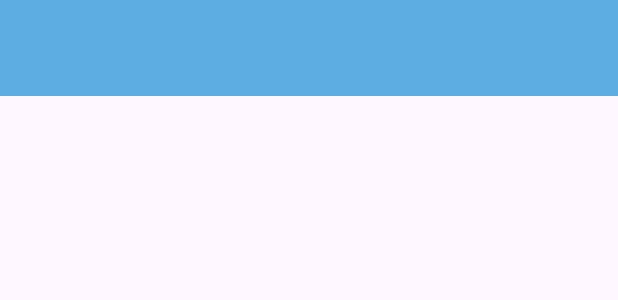
After one commit to Cesar183/TiendaVirtual, an Android app: the layout activity_main_cliente.xml on its own in the app's theme, with its tools: preview values and no code run, on a phone screen of 412 x 824 dp. The commit adds this screen. Shown: the top 300 px of the screen. Run offline under Robolectric (Android 15) with nearby library versions, the phone set to English and light mode, and no system bars.

Commit message:
Se agrega bar a ventana del cliente

```diff
--- a/app/src/main/java/com/app/tiendavirtual/cliente/MainActivityCliente.kt
+++ b/app/src/main/java/com/app/tiendavirtual/cliente/MainActivityCliente.kt
@@ -7,6 +7,6 @@ import com.app.tiendavirtual.R
 class MainActivityCliente : AppCompatActivity() {
     override fun onCreate(savedInstanceState: Bundle?) {
         super.onCreate(savedInstanceState)
-        setContentView(R.layout.activity_main)
+        setContentView(R.layout.activity_main_cliente)
     }
 }
--- /dev/null
+++ b/app/src/main/res/layout/activity_main_cliente.xml
@@ -0,0 +1,25 @@
+<?xml version="1.0" encoding="utf-8"?>
+<androidx.drawerlayout.widget.DrawerLayout
+    xmlns:android="http://schemas.android.com/apk/res/android"
+    xmlns:app="http://schemas.android.com/apk/res-auto"
+    xmlns:tools="http://schemas.android.com/tools"
+    android:id="@+id/drawerLayout"
+    android:layout_width="match_parent"
+    android:layout_height="match_parent"
+    android:fitsSystemWindows="true"
+    tools:openDrawer="start"
+    tools:context=".cliente.MainActivityCliente">
+
+    <include
+        android:id="@+id/appBarMain"
+        layout="@layout/app_bar_main"/>
+
+    <com.google.android.material.navigation.NavigationView
+        android:id="@+id/navigationView"
+        android:layout_width="wrap_content"
+        android:layout_height="match_parent"
+        android:layout_gravity="start"
+        app:headerLayout="@layout/nav_header_cliente"
+        app:menu="@menu/nav_drawer_cliente_menu"/>
+
+</androidx.drawerlayout.widget.DrawerLayout>
--- /dev/null
+++ b/app/src/main/res/layout/app_bar_main.xml
@@ -0,0 +1,29 @@
+<?xml version="1.0" encoding="utf-8"?>
+<RelativeLayout xmlns:android="http://schemas.android.com/apk/res/android"
+    android:layout_width="match_parent"
+    android:layout_height="match_parent"
+    xmlns:app="http://schemas.android.com/apk/res-auto">
+
+    <com.google.android.material.appbar.AppBarLayout
+        android:id="@+id/appBarLayout"
+        android:layout_width="match_parent"
+        android:layout_height="wrap_content"
+        android:theme="@style/ThemeOverlay.AppCompat.Dark.ActionBar">
+
+        <androidx.appcompat.widget.Toolbar
+            android:id="@+id/toolbar"
+            android:layout_width="match_parent"
+            android:layout_height="?attr/actionBarSize"
+            android:background="@color/celeste_oscuro"
+            app:popupTheme="@style/ThemeOverlay.AppCompat.Light"/>
+
+    </com.google.android.material.appbar.AppBarLayout>
+
+    <FrameLayout
+        android:id="@+id/navFragment"
+        android:layout_width="match_parent"
+        android:layout_height="match_parent"
+        android:layout_centerHorizontal="true"
+        android:layout_below="@+id/appBarLayout"/>
+
+</RelativeLayout>
--- a/app/src/main/res/values/colors.xml
+++ b/app/src/main/res/values/colors.xml
@@ -2,4 +2,7 @@
 <resources>
     <color name="black">#FF000000</color>
     <color name="white">#FFFFFFFF</color>
+    <color name="celeste_claro">#85C1E9</color>
+    <color name="celeste_oscuro">#5DADE2</color>
+    <color name="azul_marino_oscuro">#2471A3</color>
 </resources>
--- a/app/src/main/res/values/strings.xml
+++ b/app/src/main/res/values/strings.xml
@@ -20,4 +20,6 @@
     <string name="op_tienda_c">Tienda</string>
     <string name="op_mis_ordenes_c">Mis órdenes</string>
 
+    <string name="txt_bienvenida">Bienvenido(a)</string>
+
 </resources>
```
Also changed, not shown: app/src/main/res/layout/activity_main.xml (deleted, +0 -19 lines), app/src/main/res/layout/nav_header_cliente.xml (added, +23 -0 lines).
